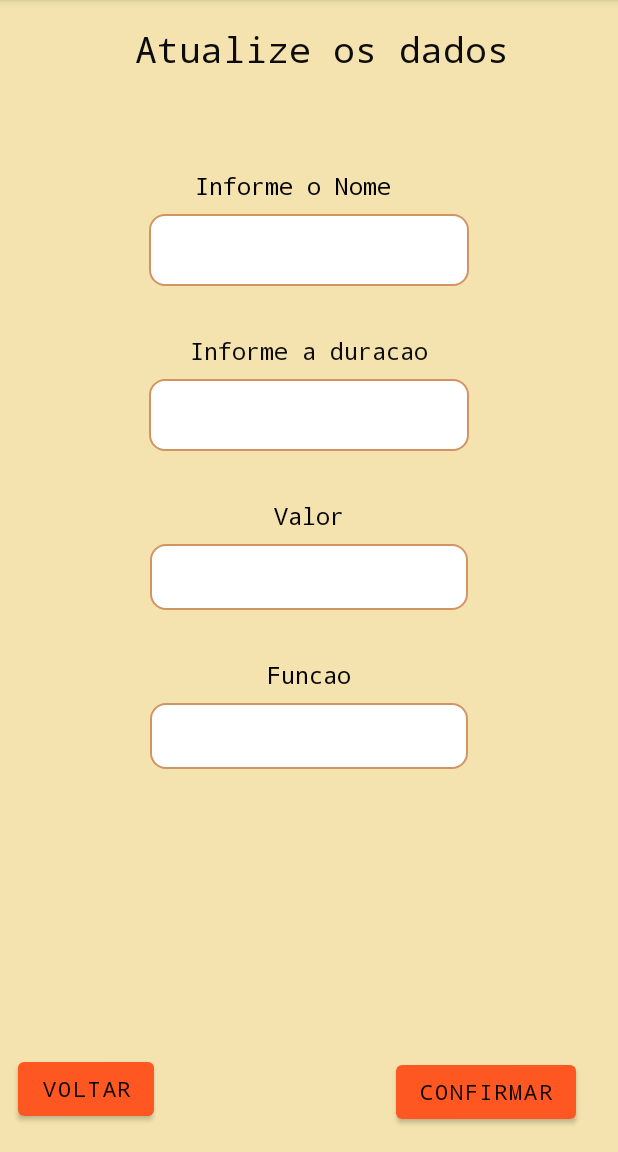
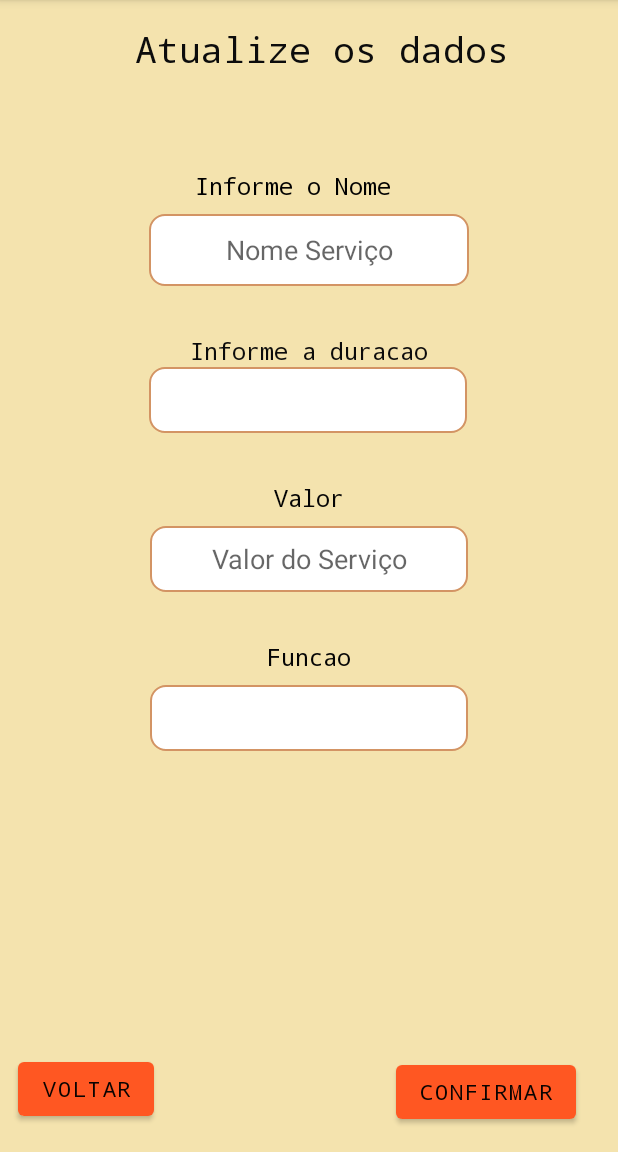
Before and after one commit to ViniciusRenovato/TCC, an Android app: the cadastro_servico_editar screen opened directly, with no data from a screen before it, on a phone screen of 412 x 824 dp, the part 84-1236 px from its top. Run offline under Robolectric (Android 15) with nearby library versions, the phone set to English and light mode, and no system bars; our stand-ins replace Firebase (no records; nobody signed in at launch, a user with empty details on screens opened directly); Roboto replaces fonts that are not available here.

Commit message:
spinners duracao

```diff
--- a/app/src/main/java/com/example/approfisso/activity/Principal.java
+++ b/app/src/main/java/com/example/approfisso/activity/Principal.java
@@ -84,7 +84,6 @@ public class Principal extends AppCompatActivity {
 
     public void botao_cadastro_servico(View view){
         Intent it = new Intent(this, servico_cadastrado.class);
-
         startActivity(it);
     }
 
--- a/app/src/main/java/com/example/approfisso/cadastrado/agendamento_cadastrado.java
+++ b/app/src/main/java/com/example/approfisso/cadastrado/agendamento_cadastrado.java
@@ -43,7 +43,7 @@ public class agendamento_cadastrado extends AppCompatActivity {
         super.onCreate(savedInstanceState);
         setContentView(R.layout.agendamento_cadastrado);
 
-        login_cliente = getIntent().getStringExtra("logincliente");
+//        login_cliente = getIntent().getStringExtra("logincliente");
 
         FirebaseUser user = FirebaseAuth.getInstance().getCurrentUser();
         final String current = user.getUid();
--- a/app/src/main/java/com/example/approfisso/ediçao/cadastro_servico_editar.java
+++ b/app/src/main/java/com/example/approfisso/ediçao/cadastro_servico_editar.java
@@ -12,6 +12,7 @@ import androidx.annotation.NonNull;
 import androidx.appcompat.app.AppCompatActivity;
 
 import com.example.approfisso.R;
+import com.example.approfisso.entidades.Agendamento;
 import com.google.android.gms.tasks.OnCompleteListener;
 import com.google.android.gms.tasks.Task;
 import com.google.firebase.auth.FirebaseAuth;
@@ -24,6 +25,7 @@ import com.google.firebase.firestore.FirebaseFirestore;
 
 import java.util.ArrayList;
 import java.util.HashMap;
+import java.util.List;
 
 public class cadastro_servico_editar extends AppCompatActivity {
 
@@ -51,6 +53,12 @@ public class cadastro_servico_editar extends AppCompatActivity {
     private FirebaseAuth mAuth;
     private FirebaseFirestore fstore;
 
+    Spinner spinner_agendamento_horario;
+    DatabaseReference spinner_info_agendamento_horario;
+    ArrayList<String> spinner_lista_agendamento_horario;
+    ArrayAdapter<String> adapter_agendamento_horario;
+
+
     @Override
     protected  void onCreate(Bundle savedInstanceState) {
         super.onCreate(savedInstanceState);
@@ -65,24 +73,27 @@ public class cadastro_servico_editar extends AppCompatActivity {
 
 
         spinner_editar_funcao_servico = findViewById(R.id.Spinner_Editar_Funcao_Servico);
-
         spinner_info_funcao_servico = FirebaseDatabase.getInstance().getReference("Funcao");
-
         spinner_lista_servico = new ArrayList<>();
         adapter = new ArrayAdapter<String>(cadastro_servico_editar.this, android.R.layout.simple_spinner_dropdown_item, spinner_lista_servico);
-
         spinner_editar_funcao_servico.setAdapter(adapter);
         Showdata();
 
 
         nome_servico=findViewById(R.id.Editar_Nome_Servico);
-        duracao_servico=findViewById(R.id.Editar_Dureacao_Servico);
         valor_servico=findViewById(R.id.Editar_Valor_Servico);
 
 
         nome_servico.setText(servico_editar_nome);
-        duracao_servico.setText(servico_editar_duracao);
+
         valor_servico.setText(servico_editar_valor);
+
+        spinner_agendamento_horario = findViewById(R.id.Editar_Duracao_Servico);
+        spinner_info_agendamento_horario = FirebaseDatabase.getInstance().getReference("Duracao");
+        spinner_lista_agendamento_horario = new ArrayList<>();
+        adapter_agendamento_horario = new ArrayAdapter<String>(cadastro_servico_editar.this, android.R.layout.simple_spinner_dropdown_item, spinner_lista_agendamento_horario);
+        spinner_agendamento_horario.setAdapter(adapter_agendamento_horario);
+        Showdata_Horario();
 
 
 
@@ -93,7 +104,6 @@ public class cadastro_servico_editar extends AppCompatActivity {
             public void onClick(View view) {
 
                 nome_servico=findViewById(R.id.Editar_Nome_Servico);
-                duracao_servico=findViewById(R.id.Editar_Dureacao_Servico);
                 valor_servico=findViewById(R.id.Editar_Valor_Servico);
                 spinner_editar_funcao_servico = findViewById(R.id.Spinner_Editar_Funcao_Servico);
 
@@ -115,7 +125,7 @@ public class cadastro_servico_editar extends AppCompatActivity {
 
         HashMap servico = new HashMap();
         servico.put("nome_servico",nome_servico.getText().toString());
-        servico.put("duracao_servico",duracao_servico.getText().toString());
+        servico.put("duracao_servico",spinner_agendamento_horario.getSelectedItem().toString());
         servico.put("valor_servico",valor_servico.getText().toString());
         servico.put("funcao_servico",spinner_editar_funcao_servico.getSelectedItem().toString());
 
@@ -141,7 +151,32 @@ public class cadastro_servico_editar extends AppCompatActivity {
 
 
     }
+    List<Agendamento> agendamento;
+    private void Showdata_Horario(){
+        agendamento= new ArrayList<>();
+        spinner_info_agendamento_horario.addValueEventListener(new ValueEventListener() {
+            @Override
+            public void onDataChange(@NonNull DataSnapshot snapshot) {
 
+                for (DataSnapshot item : snapshot.getChildren()) {
+                    Agendamento agendar = new Agendamento();
+
+                    agendar.setHora_agendamento(item.getValue(String.class));
+
+                    spinner_lista_agendamento_horario.add(agendar.getHora_agendamento());
+                    agendamento.add(agendar);
+
+                }
+                adapter_agendamento_horario.notifyDataSetChanged();
+
+            }
+            @Override
+            public void onCancelled(@NonNull DatabaseError error) {
+
+            }
+        });
+
+    }
 
     private void Showdata(){
 
--- a/app/src/main/res/layout/agendamento_cadastro.xml
+++ b/app/src/main/res/layout/agendamento_cadastro.xml
@@ -167,4 +167,6 @@
         app:layout_constraintStart_toStartOf="parent"
         app:layout_constraintTop_toBottomOf="@+id/textView17" />
 
+
+
 </androidx.constraintlayout.widget.ConstraintLayout>
--- a/app/src/main/res/layout/atendimentos_marcados.xml
+++ b/app/src/main/res/layout/atendimentos_marcados.xml
@@ -10,7 +10,7 @@
         android:layout_width="wrap_content"
         android:layout_height="wrap_content"
         android:layout_marginTop="48dp"
-        android:text="atendimentos_marcados"
+        android:text="Atendimentos Marcados"
         android:textColor="#121111"
         android:textSize="24sp"
         app:layout_constraintEnd_toEndOf="parent"
--- a/app/src/main/res/layout/update_servico_popup.xml
+++ b/app/src/main/res/layout/update_servico_popup.xml
@@ -58,8 +58,9 @@
         android:layout_marginEnd="8dp"
         android:background="@drawable/rounded"
         android:ems="10"
+        android:gravity="center"
+        android:hint="Nome Serviço"
         android:minHeight="48dp"
-        android:textColorHint="#546E7A"
         app:layout_constraintEnd_toEndOf="parent"
         app:layout_constraintStart_toStartOf="parent"
         app:layout_constraintTop_toBottomOf="@+id/textView11" />
@@ -95,22 +96,19 @@
         app:layout_constraintStart_toStartOf="parent"
         app:layout_constraintTop_toBottomOf="@+id/Editar_Nome_Servico" />
 
-    <EditText
-        android:id="@+id/Editar_Dureacao_Servico"
-        android:layout_width="wrap_content"
-        android:layout_height="wrap_content"
+    <Spinner
+        android:id="@+id/Editar_Duracao_Servico"
+        android:layout_width="212dp"
+        android:layout_height="44dp"
         android:layout_marginStart="8dp"
-        android:layout_marginTop="8dp"
         android:layout_marginEnd="8dp"
         android:background="@drawable/rounded"
-        android:ems="10"
-        android:hint=""
-        android:inputType="textPersonName"
-        android:minHeight="48dp"
+        android:gravity="center"
+        android:hint="Duração de serviço"
         app:layout_constraintEnd_toEndOf="parent"
+        app:layout_constraintHorizontal_bias="0.497"
         app:layout_constraintStart_toStartOf="parent"
         app:layout_constraintTop_toBottomOf="@+id/textView7" />
-
     <TextView
         android:id="@+id/textView8"
         android:layout_width="wrap_content"
@@ -124,7 +122,7 @@
         android:textSize="16sp"
         app:layout_constraintEnd_toEndOf="parent"
         app:layout_constraintStart_toStartOf="parent"
-        app:layout_constraintTop_toBottomOf="@+id/Editar_Dureacao_Servico" />
+        app:layout_constraintTop_toBottomOf="@+id/Editar_Duracao_Servico" />
 
     <TextView
         android:id="@+id/textView17"
@@ -147,6 +145,8 @@
         android:layout_height="44dp"
         android:layout_marginStart="8dp"
         android:layout_marginTop="8dp"
+        android:gravity="center"
+        android:hint="Valor do Serviço"
         android:layout_marginEnd="8dp"
         android:background="@drawable/rounded"
         app:layout_constraintEnd_toEndOf="parent"
@@ -160,6 +160,7 @@
         android:layout_marginStart="8dp"
         android:layout_marginTop="8dp"
         android:layout_marginEnd="8dp"
+        android:gravity="center"
         android:background="@drawable/rounded"
         app:layout_constraintEnd_toEndOf="parent"
         app:layout_constraintStart_toStartOf="parent"
```
Also changed, not shown: app/src/main/java/com/example/approfisso/cadastro/cadastro_servico.java (+37 -22 lines), app/src/main/java/com/example/approfisso/entidades/Agendamento.java (+0 -7 lines), app/src/main/res/layout/funcionario_cadastro.xml (+2 -31 lines), app/src/main/res/layout/servico_cadastro.xml (+6 -10 lines).
